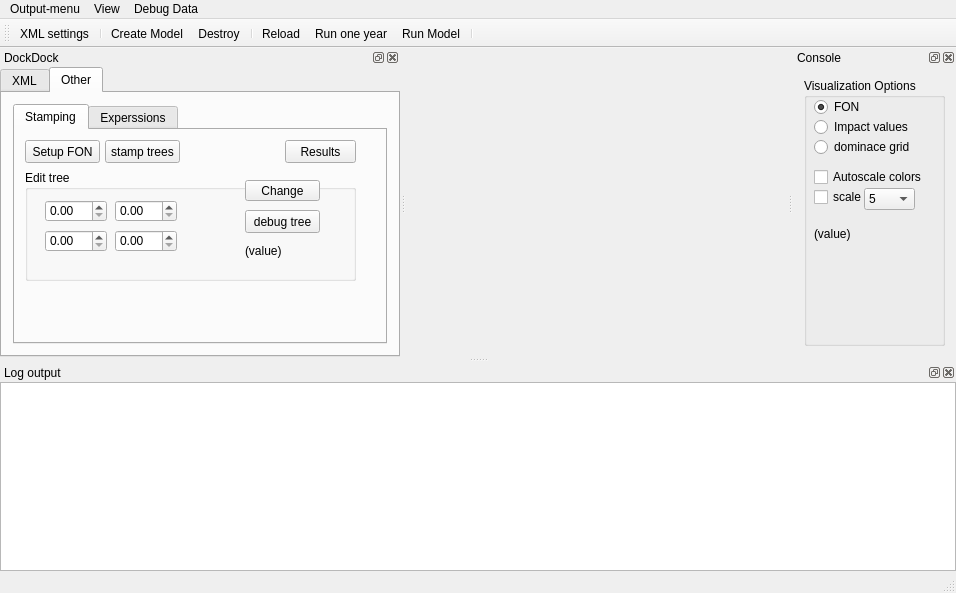
edfm-tum/iland-model, file src/iland/mainwindow.ui: the form before one commit.
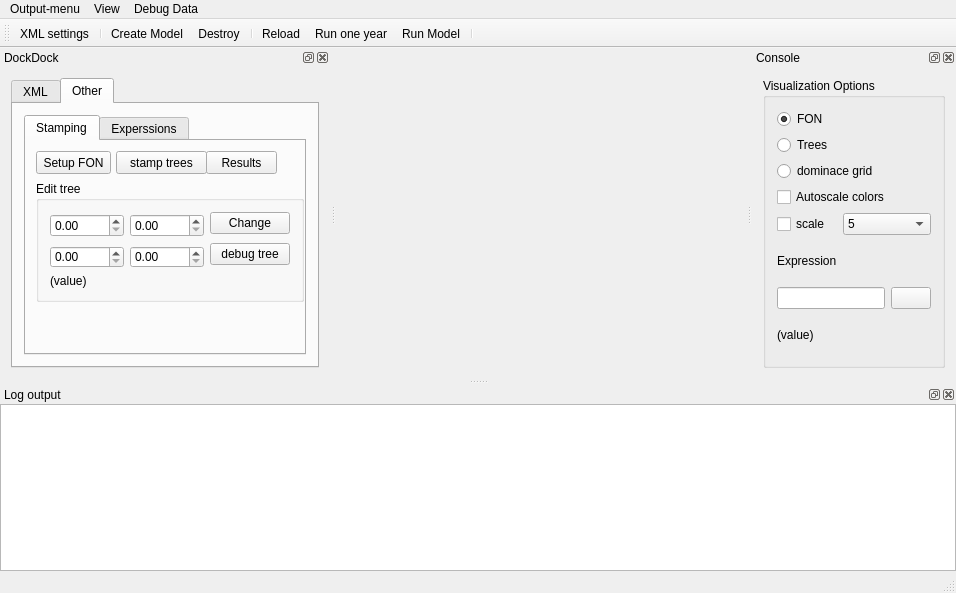
The form after the commit. The open tabs and pages were chosen to show the change. Icons and pictures are not drawn. Custom widgets are drawn as their Qt base class.

Commit message: - distribution of radiation - painting trees with results of formulae

Patch:
```diff
--- a/src/iland/mainwindow.ui
+++ b/src/iland/mainwindow.ui
@@ -14,12 +14,15 @@
    <string>iLand Viewer</string>
   </property>
   <property name="windowIcon">
-   <iconset resource="res/iland.qrc">
+   <iconset>
     <normaloff>:/icon4.png</normaloff>:/icon4.png</iconset>
   </property>
   <widget class="QWidget" name="centralWidget">
-   <layout class="QGridLayout" name="gridLayout">
-    <item row="0" column="0">
+   <layout class="QVBoxLayout" name="verticalLayout_6">
+    <property name="margin">
+     <number>0</number>
+    </property>
+    <item>
      <widget class="PaintArea" name="PaintWidget" native="true">
       <property name="sizePolicy">
        <sizepolicy hsizetype="Expanding" vsizetype="Expanding">
@@ -43,7 +46,7 @@
      <x>0</x>
      <y>0</y>
      <width>956</width>
-     <height>21</height>
+     <height>24</height>
     </rect>
    </property>
    <widget class="QMenu" name="menuOutput_menu">
@@ -107,12 +110,6 @@
    </attribute>
    <widget class="QWidget" name="dockWidgetContents_3">
     <layout class="QVBoxLayout" name="verticalLayout_5">
-     <property name="spacing">
-      <number>0</number>
-     </property>
-     <property name="margin">
-      <number>0</number>
-     </property>
      <item>
       <widget class="QTabWidget" name="editStack">
        <property name="sizePolicy">
@@ -123,14 +120,14 @@
        </property>
        <property name="minimumSize">
         <size>
-         <width>400</width>
+         <width>0</width>
          <height>0</height>
         </size>
        </property>
        <property name="currentIndex">
         <number>1</number>
        </property>
-       <widget class="QWidget" name="editStackPage1" native="true">
+       <widget class="QWidget" name="editStackPage1">
         <attribute name="title">
          <string>XML</string>
         </attribute>
@@ -158,13 +155,6 @@
              </property>
             </widget>
            </item>
-           <item>
-            <widget class="QPushButton" name="applyXML">
-             <property name="text">
-              <string>Apply!</string>
-             </property>
-            </widget>
-           </item>
           </layout>
          </item>
          <item>
@@ -188,7 +178,7 @@
          </item>
         </layout>
        </widget>
-       <widget class="QWidget" name="editStackPage2" native="true">
+       <widget class="QWidget" name="editStackPage2">
         <attribute name="title">
          <string>Other</string>
         </attribute>
@@ -213,7 +203,7 @@
               <rect>
                <x>90</x>
                <y>10</y>
-               <width>75</width>
+               <width>91</width>
                <height>23</height>
               </rect>
              </property>
@@ -245,22 +235,16 @@
               <rect>
                <x>10</x>
                <y>40</y>
-               <width>331</width>
-               <height>111</height>
+               <width>268</width>
+               <height>121</height>
               </rect>
              </property>
              <property name="title">
               <string>Edit tree</string>
              </property>
+             <layout class="QGridLayout" name="gridLayout_2">
+              <item row="0" column="0" rowspan="2">
              <widget class="QDoubleSpinBox" name="treeDbh">
-              <property name="geometry">
-               <rect>
-                <x>20</x>
-                <y>30</y>
-                <width>62</width>
-                <height>22</height>
-               </rect>
-              </property>
               <property name="toolTip">
                <string>diameter (cm)</string>
               </property>
@@ -268,83 +252,47 @@
                <double>299.990000000000009</double>
               </property>
              </widget>
+              </item>
+              <item row="0" column="1" rowspan="2">
              <widget class="QDoubleSpinBox" name="treeHeight">
-              <property name="geometry">
-               <rect>
-                <x>90</x>
-                <y>30</y>
-                <width>62</width>
-                <height>22</height>
-               </rect>
-              </property>
               <property name="toolTip">
                <string>Height [m]</string>
               </property>
              </widget>
+              </item>
+              <item row="0" column="2">
              <widget class="QPushButton" name="treeChange">
-              <property name="geometry">
-               <rect>
-                <x>220</x>
-                <y>10</y>
-                <width>75</width>
-                <height>21</height>
-               </rect>
-              </property>
               <property name="text">
                <string>Change</string>
               </property>
              </widget>
-             <widget class="QDoubleSpinBox" name="treePosX">
-              <property name="geometry">
-               <rect>
-                <x>20</x>
-                <y>60</y>
-                <width>62</width>
-                <height>22</height>
-               </rect>
-              </property>
-             </widget>
-             <widget class="QDoubleSpinBox" name="treePosY">
-              <property name="geometry">
-               <rect>
-                <x>90</x>
-                <y>60</y>
-                <width>62</width>
-                <height>22</height>
-               </rect>
-              </property>
-             </widget>
-             <widget class="QLabel" name="treeImpact">
-              <property name="geometry">
-               <rect>
-                <x>220</x>
-                <y>60</y>
-                <width>91</width>
-                <height>41</height>
-               </rect>
-              </property>
-              <property name="text">
-               <string>(value)</string>
-              </property>
-             </widget>
+              </item>
+              <item row="1" column="2" rowspan="2">
              <widget class="QPushButton" name="pbSetAsDebug">
-              <property name="geometry">
-               <rect>
-                <x>220</x>
-                <y>40</y>
-                <width>75</width>
-                <height>23</height>
-               </rect>
-              </property>
               <property name="text">
                <string>debug tree</string>
               </property>
              </widget>
+              </item>
+              <item row="2" column="0">
+               <widget class="QDoubleSpinBox" name="treePosX"/>
+              </item>
+              <item row="2" column="1">
+               <widget class="QDoubleSpinBox" name="treePosY"/>
+              </item>
+              <item row="3" column="0" colspan="2">
+               <widget class="QLabel" name="treeImpact">
+                <property name="text">
+                 <string>(value)</string>
+                </property>
+               </widget>
+              </item>
+             </layout>
             </widget>
             <widget class="QPushButton" name="pbResults">
              <property name="geometry">
               <rect>
-               <x>270</x>
+               <x>180</x>
                <y>10</y>
                <width>71</width>
                <height>23</height>
@@ -362,7 +310,7 @@
             <attribute name="title">
              <string>Experssions</string>
             </attribute>
-            <layout class="QGridLayout" name="gridLayout_2">
+            <layout class="QGridLayout" name="gridLayout">
              <item row="0" column="0">
               <widget class="QLabel" name="label_2">
                <property name="text">
@@ -370,16 +318,19 @@
                </property>
               </widget>
              </item>
+             <item row="1" column="0">
+              <widget class="QLineEdit" name="expressionFilter"/>
+             </item>
+             <item row="2" column="0">
+              <widget class="QLabel" name="label_3">
+               <property name="text">
+                <string>Aggregate Expression</string>
+               </property>
+              </widget>
+             </item>
              <item row="3" column="0">
               <widget class="QLineEdit" name="expressionText"/>
              </item>
-             <item row="3" column="1">
-              <widget class="QPushButton" name="pbCalculateExpression">
-               <property name="text">
-                <string>calculate</string>
-               </property>
-              </widget>
-             </item>
              <item row="4" column="0">
               <widget class="QLabel" name="label">
                <property name="text">
@@ -387,16 +338,13 @@
                </property>
               </widget>
              </item>
-             <item row="5" column="0">
+             <item row="5" column="0" colspan="2">
               <widget class="QListWidget" name="expressionHistory"/>
              </item>
-             <item row="1" column="0">
-              <widget class="QLineEdit" name="expressionFilter"/>
-             </item>
-             <item row="2" column="0">
-              <widget class="QLabel" name="label_3">
+             <item row="3" column="1">
+              <widget class="QPushButton" name="pbCalculateExpression">
                <property name="text">
-                <string>Aggregate Expression</string>
+                <string>calculate</string>
                </property>
               </widget>
              </item>
@@ -468,15 +416,9 @@
        <property name="title">
         <string>Visualization Options</string>
        </property>
+       <layout class="QGridLayout" name="gridLayout_3">
+        <item row="0" column="0">
        <widget class="QRadioButton" name="visFon">
-        <property name="geometry">
-         <rect>
-          <x>10</x>
-          <y>20</y>
-          <width>84</width>
-          <height>18</height>
-         </rect>
-        </property>
         <property name="text">
          <string>FON</string>
         </property>
@@ -484,67 +426,30 @@
          <bool>true</bool>
         </property>
        </widget>
+        </item>
+        <item row="1" column="0" colspan="2">
        <widget class="QRadioButton" name="visImpact">
-        <property name="geometry">
-         <rect>
-          <x>10</x>
-          <y>40</y>
-          <width>111</width>
-          <height>18</height>
-         </rect>
-        </property>
         <property name="text">
-         <string>Impact values</string>
-        </property>
-       </widget>
+           <string>Trees</string>
+          </property>
+         </widget>
+        </item>
+        <item row="2" column="0" colspan="3">
        <widget class="QRadioButton" name="visDomGrid">
-        <property name="geometry">
-         <rect>
-          <x>10</x>
-          <y>60</y>
-          <width>101</width>
-          <height>18</height>
-         </rect>
-        </property>
         <property name="text">
          <string>dominace grid</string>
         </property>
        </widget>
+        </item>
+        <item row="3" column="0" colspan="3">
        <widget class="QCheckBox" name="visAutoScale">
-        <property name="geometry">
-         <rect>
-          <x>10</x>
-          <y>90</y>
-          <width>111</width>
-          <height>18</height>
-         </rect>
-        </property>
         <property name="text">
          <string>Autoscale colors</string>
         </property>
        </widget>
-       <widget class="QLabel" name="fonValue">
-        <property name="geometry">
-         <rect>
-          <x>10</x>
-          <y>140</y>
-          <width>101</width>
-          <height>31</height>
-         </rect>
-        </property>
-        <property name="text">
-         <string>(value)</string>
-        </property>
-       </widget>
+        </item>
+        <item row="4" column="0">
        <widget class="QCheckBox" name="visDomHeight">
-        <property name="geometry">
-         <rect>
-          <x>10</x>
-          <y>110</y>
-          <width>51</width>
-          <height>18</height>
-         </rect>
-        </property>
         <property name="toolTip">
          <string>for vis. of influence grid: when checked, the color shows the FON-value if scaled to the height in combo-box right, and not for the value of the actual height-dominance-grid.</string>
         </property>
@@ -552,15 +457,9 @@
          <string>scale</string>
         </property>
        </widget>
+        </item>
+        <item row="4" column="1" colspan="2">
        <widget class="QComboBox" name="visScaleValue">
-        <property name="geometry">
-         <rect>
-          <x>60</x>
-          <y>110</y>
-          <width>51</width>
-          <height>22</height>
-         </rect>
-        </property>
         <property name="toolTip">
          <string>&lt;!DOCTYPE HTML PUBLIC &quot;-//W3C//DTD HTML 4.0//EN&quot; &quot;http://www.w3.org/TR/REC-html40/strict.dtd&quot;&gt;
 &lt;html&gt;&lt;head&gt;&lt;meta name=&quot;qrichtext&quot; content=&quot;1&quot; /&gt;&lt;style type=&quot;text/css&quot;&gt;
@@ -604,6 +503,42 @@
          </property>
         </item>
        </widget>
+        </item>
+        <item row="5" column="0">
+         <widget class="QLabel" name="label_4">
+          <property name="text">
+           <string>Expression</string>
+          </property>
+         </widget>
+        </item>
+        <item row="6" column="0" colspan="2">
+         <widget class="QLineEdit" name="lTreeExpr"/>
+        </item>
+        <item row="6" column="2">
+         <widget class="QPushButton" name="pbExecExpression">
+          <property name="toolTip">
+           <string>Execute expression for each tree and draw trees accordingly.</string>
+          </property>
+          <property name="icon">
+           <iconset>
+            <normaloff>:/Play.png</normaloff>:/Play.png</iconset>
+          </property>
+          <property name="iconSize">
+           <size>
+            <width>16</width>
+            <height>16</height>
+           </size>
+          </property>
+         </widget>
+        </item>
+        <item row="7" column="0">
+         <widget class="QLabel" name="fonValue">
+          <property name="text">
+           <string>(value)</string>
+          </property>
+         </widget>
+        </item>
+       </layout>
       </widget>
      </item>
     </layout>
@@ -611,7 +546,7 @@
   </widget>
   <action name="actionEdit_XML_settings">
    <property name="icon">
-    <iconset resource="res/iland.qrc">
+    <iconset>
      <normaloff>:/source_xml.png</normaloff>:/source_xml.png</iconset>
    </property>
    <property name="text">
@@ -630,7 +565,7 @@
   </action>
   <action name="actionModelCreate">
    <property name="icon">
-    <iconset resource="res/iland.qrc">
+    <iconset>
      <normaloff>:/www.png</normaloff>:/www.png</iconset>
    </property>
    <property name="text">
@@ -639,7 +574,7 @@
   </action>
   <action name="actionModelDestroy">
    <property name="icon">
-    <iconset resource="res/iland.qrc">
+    <iconset>
      <normaloff>:/user-trash.png</normaloff>:/user-trash.png</iconset>
    </property>
    <property name="text">
@@ -648,7 +583,7 @@
   </action>
   <action name="actionModelRun">
    <property name="icon">
-    <iconset resource="res/iland.qrc">
+    <iconset>
      <normaloff>:/Play All.png</normaloff>:/Play All.png</iconset>
    </property>
    <property name="text">
@@ -677,7 +612,7 @@
   </action>
   <action name="actionRun_one_year">
    <property name="icon">
-    <iconset resource="res/iland.qrc">
+    <iconset>
      <normaloff>:/Play.png</normaloff>:/Play.png</iconset>
    </property>
    <property name="text">
@@ -686,7 +621,7 @@
   </action>
   <action name="actionReload">
    <property name="icon">
-    <iconset resource="res/iland.qrc">
+    <iconset>
      <normaloff>:/Backup Green Button.png</normaloff>:/Backup Green Button.png</iconset>
    </property>
    <property name="text">
```
Left out of the diff: 4 changed lines with no effect on the pictures. Lines whose indentation alone changed are shown as unchanged. The commit also changes 8 other files.
